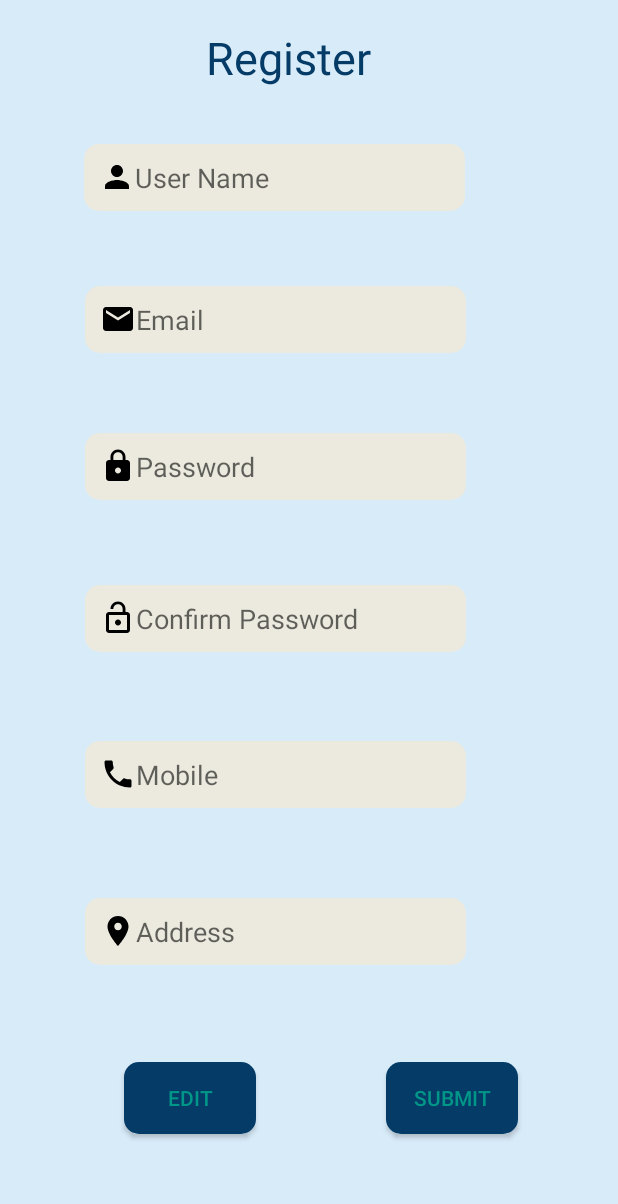
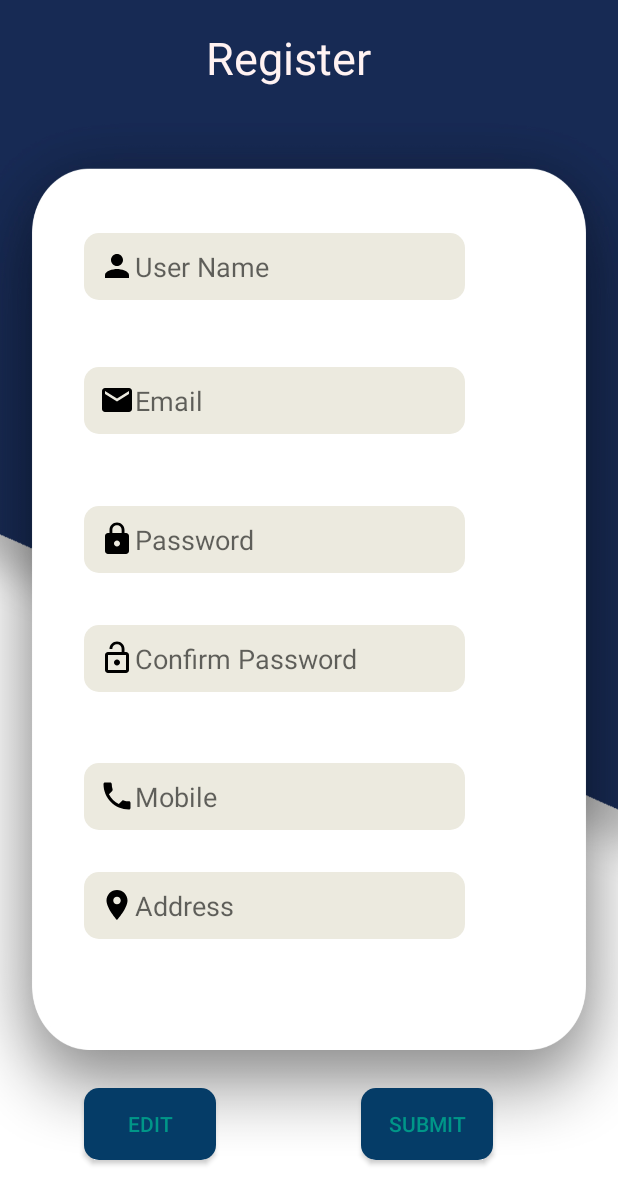
Before and after one commit to Malinga-1234/MADPROJECT, an Android app: the Register screen opened directly, with no data from a screen before it, on a phone screen of 412 x 824 dp. Shown: the top 1204 px of the screen. Run offline under Robolectric (Android 15) with nearby library versions, the phone set to English and light mode, and no system bars.

Commit message:
small changes

```diff
--- a/app/src/main/res/layout/activity_home.xml
+++ b/app/src/main/res/layout/activity_home.xml
@@ -2,9 +2,11 @@
 <androidx.constraintlayout.widget.ConstraintLayout xmlns:android="http://schemas.android.com/apk/res/android"
     xmlns:app="http://schemas.android.com/apk/res-auto"
     xmlns:tools="http://schemas.android.com/tools"
-    android:background="#282196F3"
+
+
     android:layout_width="match_parent"
     android:layout_height="match_parent"
+    android:background="@drawable/background"
     tools:context=".Home">
 
     <ImageView
--- a/app/src/main/res/layout/activity_register.xml
+++ b/app/src/main/res/layout/activity_register.xml
@@ -2,10 +2,12 @@
 <androidx.constraintlayout.widget.ConstraintLayout xmlns:android="http://schemas.android.com/apk/res/android"
     xmlns:app="http://schemas.android.com/apk/res-auto"
     xmlns:tools="http://schemas.android.com/tools"
-    android:background="#282196F3"
+    android:background="@drawable/additem_background"
     android:layout_width="match_parent"
     android:layout_height="match_parent"
+
     tools:context=".Register">
+
 
     <EditText
         android:id="@+id/editText"
@@ -23,7 +25,7 @@
         app:layout_constraintHorizontal_bias="0.356"
         app:layout_constraintStart_toStartOf="parent"
         app:layout_constraintTop_toTopOf="parent"
-        app:layout_constraintVertical_bias="0.123" />
+        app:layout_constraintVertical_bias="0.199" />
 
     <EditText
         android:id="@+id/editText2"
@@ -38,82 +40,82 @@
         android:padding="10dp"
         app:layout_constraintBottom_toBottomOf="parent"
         app:layout_constraintEnd_toEndOf="parent"
-        app:layout_constraintHorizontal_bias="0.358"
+        app:layout_constraintHorizontal_bias="0.356"
         app:layout_constraintStart_toStartOf="parent"
         app:layout_constraintTop_toTopOf="parent"
-        app:layout_constraintVertical_bias="0.245" />
+        app:layout_constraintVertical_bias="0.314" />
 
     <EditText
         android:id="@+id/editText4"
         android:layout_width="254dp"
         android:layout_height="wrap_content"
-        android:padding="10dp"
         android:background="@drawable/edit_text_border"
         android:drawableStart="@drawable/ic_lock_black_24dp"
         android:drawableLeft="@drawable/ic_lock_black_24dp"
         android:ems="10"
         android:hint="Password"
         android:inputType="textPassword"
+        android:padding="10dp"
         app:layout_constraintBottom_toBottomOf="parent"
         app:layout_constraintEnd_toEndOf="parent"
-        app:layout_constraintHorizontal_bias="0.358"
+        app:layout_constraintHorizontal_bias="0.356"
         app:layout_constraintStart_toStartOf="parent"
         app:layout_constraintTop_toTopOf="parent"
-        app:layout_constraintVertical_bias="0.37" />
-
+        app:layout_constraintVertical_bias="0.433" />
 
     <EditText
         android:id="@+id/editText5"
         android:layout_width="254dp"
         android:layout_height="wrap_content"
-        android:padding="10dp"
         android:background="@drawable/edit_text_border"
         android:drawableStart="@drawable/ic_lock_open_black_24dp"
         android:drawableLeft="@drawable/ic_lock_open_black_24dp"
         android:ems="10"
         android:hint="Confirm Password"
         android:inputType="textPassword"
+        android:padding="10dp"
         app:layout_constraintBottom_toBottomOf="parent"
         app:layout_constraintEnd_toEndOf="parent"
-        app:layout_constraintHorizontal_bias="0.358"
+        app:layout_constraintHorizontal_bias="0.356"
         app:layout_constraintStart_toStartOf="parent"
-        app:layout_constraintTop_toTopOf="parent" />
+        app:layout_constraintTop_toTopOf="parent"
+        app:layout_constraintVertical_bias="0.535" />
 
     <EditText
         android:id="@+id/editText6"
         android:layout_width="254dp"
         android:layout_height="wrap_content"
-        android:padding="10dp"
         android:background="@drawable/edit_text_border"
         android:drawableStart="@drawable/ic_phone_black_24dp"
         android:drawableLeft="@drawable/ic_phone_black_24dp"
         android:ems="10"
         android:hint="Mobile"
         android:inputType="phone"
+        android:padding="10dp"
         app:layout_constraintBottom_toBottomOf="parent"
         app:layout_constraintEnd_toEndOf="parent"
-        app:layout_constraintHorizontal_bias="0.358"
+        app:layout_constraintHorizontal_bias="0.356"
         app:layout_constraintStart_toStartOf="parent"
         app:layout_constraintTop_toTopOf="parent"
-        app:layout_constraintVertical_bias="0.634" />
+        app:layout_constraintVertical_bias="0.653" />
 
     <EditText
         android:id="@+id/editText7"
         android:layout_width="254dp"
         android:layout_height="wrap_content"
-        android:padding="10dp"
         android:background="@drawable/edit_text_border"
         android:drawableStart="@drawable/ic_location_on_black_24dp"
         android:drawableLeft="@drawable/ic_location_on_black_24dp"
         android:ems="10"
         android:hint="Address"
         android:inputType="textPostalAddress"
+        android:padding="10dp"
         app:layout_constraintBottom_toBottomOf="parent"
         app:layout_constraintEnd_toEndOf="parent"
-        app:layout_constraintHorizontal_bias="0.358"
+        app:layout_constraintHorizontal_bias="0.356"
         app:layout_constraintStart_toStartOf="parent"
         app:layout_constraintTop_toTopOf="parent"
-        app:layout_constraintVertical_bias="0.768" />
+        app:layout_constraintVertical_bias="0.746" />
 
     <Button
         android:id="@+id/button"
@@ -124,10 +126,10 @@
         android:textColor="#009688"
         app:layout_constraintBottom_toBottomOf="parent"
         app:layout_constraintEnd_toEndOf="parent"
-        app:layout_constraintHorizontal_bias="0.256"
+        app:layout_constraintHorizontal_bias="0.173"
         app:layout_constraintStart_toStartOf="parent"
         app:layout_constraintTop_toTopOf="parent"
-        app:layout_constraintVertical_bias="0.912" />
+        app:layout_constraintVertical_bias="0.935" />
 
     <Button
         android:id="@+id/button2"
@@ -138,17 +140,17 @@
         android:textColor="#009688"
         app:layout_constraintBottom_toBottomOf="parent"
         app:layout_constraintEnd_toEndOf="parent"
-        app:layout_constraintHorizontal_bias="0.795"
+        app:layout_constraintHorizontal_bias="0.743"
         app:layout_constraintStart_toStartOf="parent"
         app:layout_constraintTop_toTopOf="parent"
-        app:layout_constraintVertical_bias="0.912" />
+        app:layout_constraintVertical_bias="0.935" />
 
     <TextView
         android:id="@+id/textView10"
         android:layout_width="wrap_content"
         android:layout_height="wrap_content"
         android:text="@string/R9"
-        android:textColor="#053C67"
+        android:textColor="#FFF2F2"
         android:textSize="30sp"
         app:layout_constraintBottom_toBottomOf="parent"
         app:layout_constraintEnd_toEndOf="parent"
--- a/app/src/main/res/values/strings.xml
+++ b/app/src/main/res/values/strings.xml
@@ -15,4 +15,9 @@
     <string name="btn4">Submit</string>
     <string name="R10">Customer Details</string>
     <string name="btn5">DELETE</string>
+    <string name="add_item">Add Item</string>
+    <string name="item_code">Item code</string>
+    <string name="item_model">Item model</string>
+    <string name="item_brand">Item brand</string>
+    <string name="item_availability">Item availability</string>
 </resources>
```
Also changed, not shown: app/src/main/AndroidManifest.xml (+5 -4 lines), app/src/main/java/com/example/lap_house/Iteam_add.java (added, +14 -0 lines), app/src/main/res/drawable-v24/pages_buttons.xml (added, +9 -0 lines), app/src/main/res/layout/activity_customer_details.xml (+18 -16 lines), app/src/main/res/layout/activity_iteam_add.xml (added, +117 -0 lines), app/src/main/res/layout/activity_item_l_i_s_t.xml (+7 -18 lines), app/src/main/res/drawable-v24/123.jpg (added), app/src/main/res/drawable-v24/additem_background.jpg (added), app/src/main/res/drawable-v24/background.jpg (added), app/src/main/res/drawable-v24/stock.png (added), app/src/main/res/drawable-v24/uploadimg.png (added).
